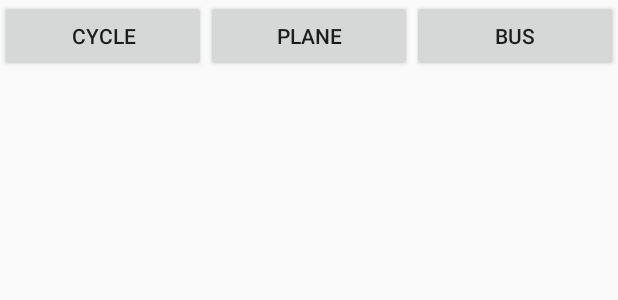
After one commit to sujitmore21/Androidx_New, an Android app: the layout fragment_two.xml on its own in the app's theme, with its tools: preview values and no code run, on a phone screen of 412 x 824 dp. The commit adds this screen. Shown: the top 300 px of the screen. Run offline under Robolectric (Android 15) with nearby library versions, the phone set to English and light mode, and no system bars.

Commit message:
fragment:click button & view image

```diff
--- /dev/null
+++ b/app/src/main/res/drawable/ic_airplanemode_active_black_24dp.xml
@@ -0,0 +1,6 @@
+<vector android:height="24dp" android:tint="#33582E"
+    android:viewportHeight="24.0" android:viewportWidth="24.0"
+    android:width="24dp" xmlns:android="http://schemas.android.com/apk/res/android">
+    <path android:fillColor="#FF000000" android:pathData="M10.18,9"/>
+    <path android:fillColor="#FF000000" android:pathData="M21,16v-2l-8,-5V3.5c0,-0.83 -0.67,-1.5 -1.5,-1.5S10,2.67 10,3.5V9l-8,5v2l8,-2.5V19l-2,1.5V22l3.5,-1 3.5,1v-1.5L13,19v-5.5l8,2.5z"/>
+</vector>
--- /dev/null
+++ b/app/src/main/res/drawable/ic_directions_bus_black_24dp.xml
@@ -0,0 +1,5 @@
+<vector android:height="24dp" android:tint="#33582E"
+    android:viewportHeight="24.0" android:viewportWidth="24.0"
+    android:width="24dp" xmlns:android="http://schemas.android.com/apk/res/android">
+    <path android:fillColor="#FF000000" android:pathData="M4,16c0,0.88 0.39,1.67 1,2.22L5,20c0,0.55 0.45,1 1,1h1c0.55,0 1,-0.45 1,-1v-1h8v1c0,0.55 0.45,1 1,1h1c0.55,0 1,-0.45 1,-1v-1.78c0.61,-0.55 1,-1.34 1,-2.22L20,6c0,-3.5 -3.58,-4 -8,-4s-8,0.5 -8,4v10zM7.5,17c-0.83,0 -1.5,-0.67 -1.5,-1.5S6.67,14 7.5,14s1.5,0.67 1.5,1.5S8.33,17 7.5,17zM16.5,17c-0.83,0 -1.5,-0.67 -1.5,-1.5s0.67,-1.5 1.5,-1.5 1.5,0.67 1.5,1.5 -0.67,1.5 -1.5,1.5zM18,11L6,11L6,6h12v5z"/>
+</vector>
--- /dev/null
+++ b/app/src/main/res/drawable/ic_motorcycle_black_24dp.xml
@@ -0,0 +1,5 @@
+<vector android:height="24dp" android:tint="#33582E"
+    android:viewportHeight="24.0" android:viewportWidth="24.0"
+    android:width="24dp" xmlns:android="http://schemas.android.com/apk/res/android">
+    <path android:fillColor="#FF000000" android:pathData="M19.44,9.03L15.41,5H11v2h3.59l2,2H5c-2.8,0 -5,2.2 -5,5s2.2,5 5,5c2.46,0 4.45,-1.69 4.9,-4h1.65l2.77,-2.77c-0.21,0.54 -0.32,1.14 -0.32,1.77 0,2.8 2.2,5 5,5s5,-2.2 5,-5c0,-2.65 -1.97,-4.77 -4.56,-4.97zM7.82,15C7.4,16.15 6.28,17 5,17c-1.63,0 -3,-1.37 -3,-3s1.37,-3 3,-3c1.28,0 2.4,0.85 2.82,2H5v2h2.82zM19,17c-1.66,0 -3,-1.34 -3,-3s1.34,-3 3,-3 3,1.34 3,3 -1.34,3 -3,3z"/>
+</vector>
--- /dev/null
+++ b/app/src/main/res/layout/fragment_two.xml
@@ -0,0 +1,20 @@
+<?xml version="1.0" encoding="utf-8"?>
+<LinearLayout
+        xmlns:android="http://schemas.android.com/apk/res/android"
+        xmlns:tools="http://schemas.android.com/tools"
+        android:layout_width="match_parent"
+        android:layout_height="match_parent"
+        tools:context=".TwoFragment">
+    <Button
+            android:text="Cycle"
+            android:layout_width="wrap_content"
+            android:layout_height="wrap_content" android:id="@+id/btCy" android:layout_weight="1"/>
+    <Button
+            android:text="Plane"
+            android:layout_width="wrap_content"
+            android:layout_height="wrap_content" android:id="@+id/btPl" android:layout_weight="1"/>
+    <Button
+            android:text="Bus"
+            android:layout_width="wrap_content"
+            android:layout_height="wrap_content" android:id="@+id/btBs" android:layout_weight="1"/>
+</LinearLayout>
```
Also changed, not shown: app/src/main/java/com/example/androidx_new/MainActivity.kt (+12 -4 lines), app/src/main/java/com/example/androidx_new/OneFragment.kt (+11 -6 lines), app/src/main/java/com/example/androidx_new/TwoFragment.kt (added, +33 -0 lines), app/src/main/java/com/example/androidx_new/TwoFragmet.kt (deleted, +0 -28 lines), app/src/main/res/layout/activity_main.xml (+11 -12 lines), app/src/main/res/layout/fragment_two_fragmet.xml (deleted, +0 -19 lines).
